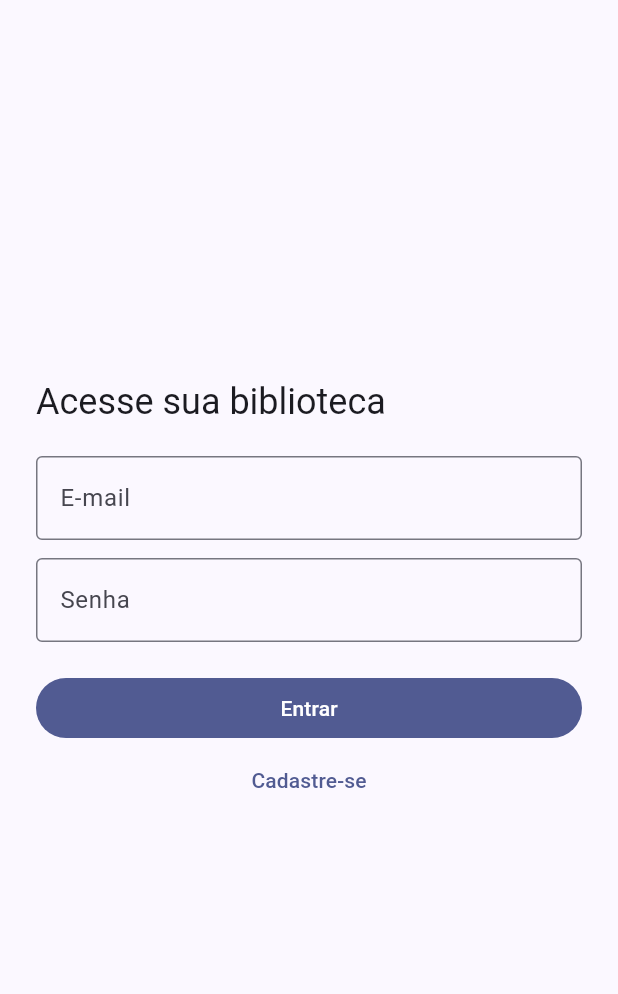
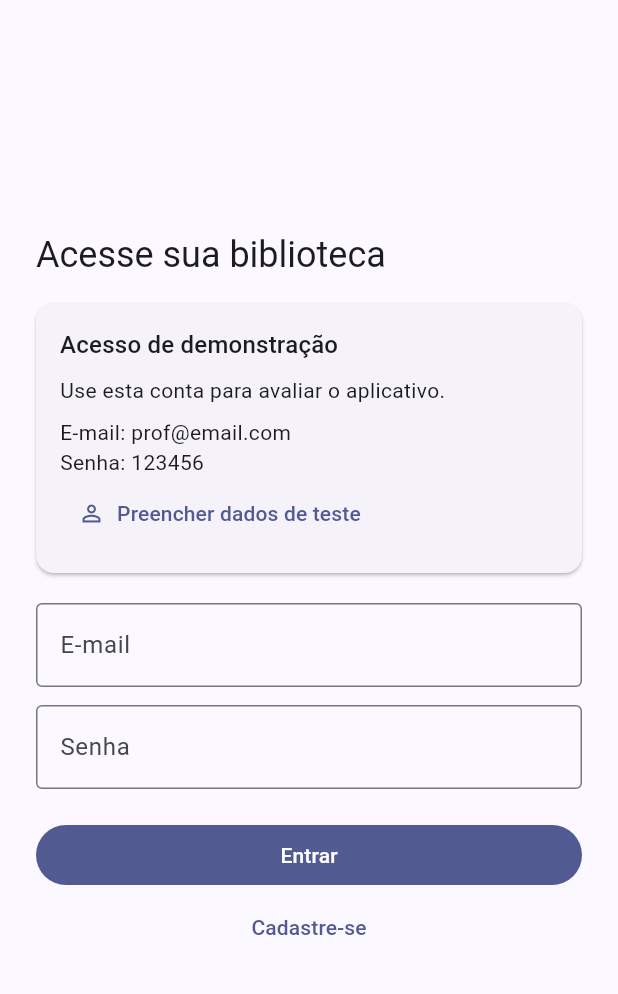
Before and after one commit to Kevy06/edit-doc-flutter-, a Flutter app: the screen it shows after launch, on a phone screen of 412 x 824 dp, the part 63-1057 px from its top. Run offline on Flutter 3.47's test engine with Material 3 defaults, Android fonts, the phone set to English and light mode, and no system bars; our stand-ins replace shared_preferences; accounts and stored records are empty.

Commit message:
feat: exibir credenciais de demonstracao no login

```diff
--- a/lib/views/login_view.dart
+++ b/lib/views/login_view.dart
@@ -59,6 +59,35 @@ class _LoginViewState extends State<LoginView> {
                   'Acesse sua biblioteca',
                   style: Theme.of(context).textTheme.headlineSmall,
                 ),
+                const SizedBox(height: 16),
+                Card(
+                  margin: EdgeInsets.zero,
+                  child: Padding(
+                    padding: const EdgeInsets.all(16),
+                    child: Column(
+                      crossAxisAlignment: CrossAxisAlignment.start,
+                      children: [
+                        Text(
+                          'Acesso de demonstração',
+                          style: Theme.of(context).textTheme.titleMedium,
+                        ),
+                        const SizedBox(height: 8),
+                        const Text('Use esta conta para avaliar o aplicativo.'),
+                        const SizedBox(height: 8),
+                        const Text('E-mail: prof@email.com'),
+                        const Text('Senha: 123456'),
+                        TextButton.icon(
+                          onPressed: () {
+                            _email.text = 'prof@email.com';
+                            _senha.text = '123456';
+                          },
+                          icon: const Icon(Icons.person_outline),
+                          label: const Text('Preencher dados de teste'),
+                        ),
+                      ],
+                    ),
+                  ),
+                ),
                 const SizedBox(height: 20),
                 TextFormField(
                   controller: _email,
```
Also changed, not shown: 1 other file.
